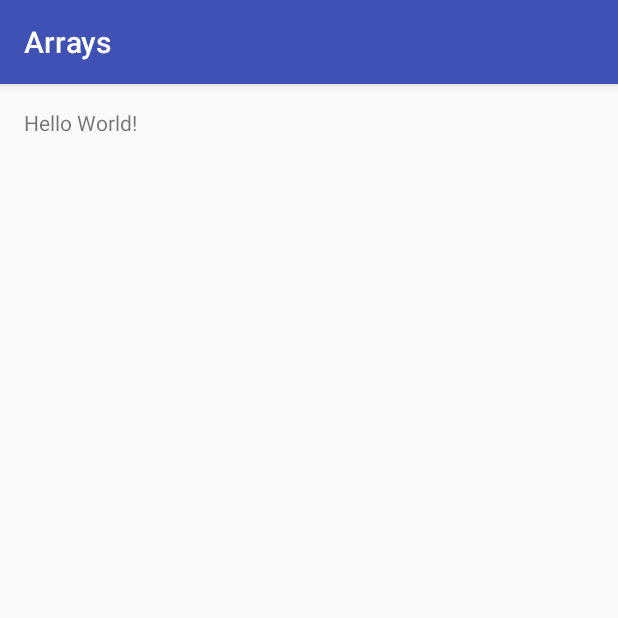
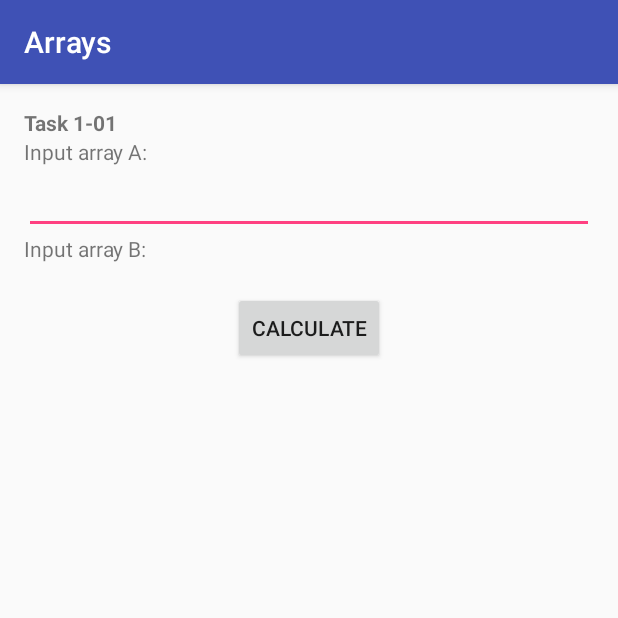
Before and after one commit to zeusapps/GoIT, an Android app: the screen it shows after launch (MainActivity), on a phone screen of 412 x 824 dp, the top half of it. Run offline under Robolectric (Android 15) with nearby library versions, the phone set to English and light mode, and no system bars.

Commit message:
added impl task 001

```diff
--- a/Android/HomeWork004/Arrays/app/src/main/res/layout/activity_main.xml
+++ b/Android/HomeWork004/Arrays/app/src/main/res/layout/activity_main.xml
@@ -1,9 +1,10 @@
 <?xml version="1.0" encoding="utf-8"?>
-<RelativeLayout xmlns:android="http://schemas.android.com/apk/res/android"
+<LinearLayout xmlns:android="http://schemas.android.com/apk/res/android"
     xmlns:tools="http://schemas.android.com/tools"
     android:id="@+id/activity_main"
     android:layout_width="match_parent"
     android:layout_height="match_parent"
+    android:orientation="vertical"
     android:paddingBottom="@dimen/activity_vertical_margin"
     android:paddingLeft="@dimen/activity_horizontal_margin"
     android:paddingRight="@dimen/activity_horizontal_margin"
@@ -13,5 +14,29 @@
     <TextView
         android:layout_width="wrap_content"
         android:layout_height="wrap_content"
-        android:text="Hello World!" />
-</RelativeLayout>
+        android:text="Task 1-01"
+        android:textStyle="bold"/>
+    <TextView
+        android:layout_width="wrap_content"
+        android:layout_height="wrap_content"
+        android:text="Input array A:"/>
+    <EditText
+        android:layout_width="match_parent"
+        android:layout_height="wrap_content"
+        android:id="@+id/arrayAEditText"/>
+
+    <TextView
+        android:layout_width="wrap_content"
+        android:layout_height="wrap_content"
+        android:text="Input array B:"/>
+    <TextView
+        android:layout_width="match_parent"
+        android:layout_height="wrap_content"
+        android:id="@+id/arrayBTextView"/>
+    <Button
+        android:layout_width="wrap_content"
+        android:layout_height="wrap_content"
+        android:text="Calculate"
+        android:layout_gravity="center"
+        android:onClick="onCalculateTask1"/>
+</LinearLayout>
```
Also changed, not shown: Android/HomeWork004/Arrays/app/src/main/java/com/example/andrew/arrays/MainActivity.java (+54 -0 lines).
